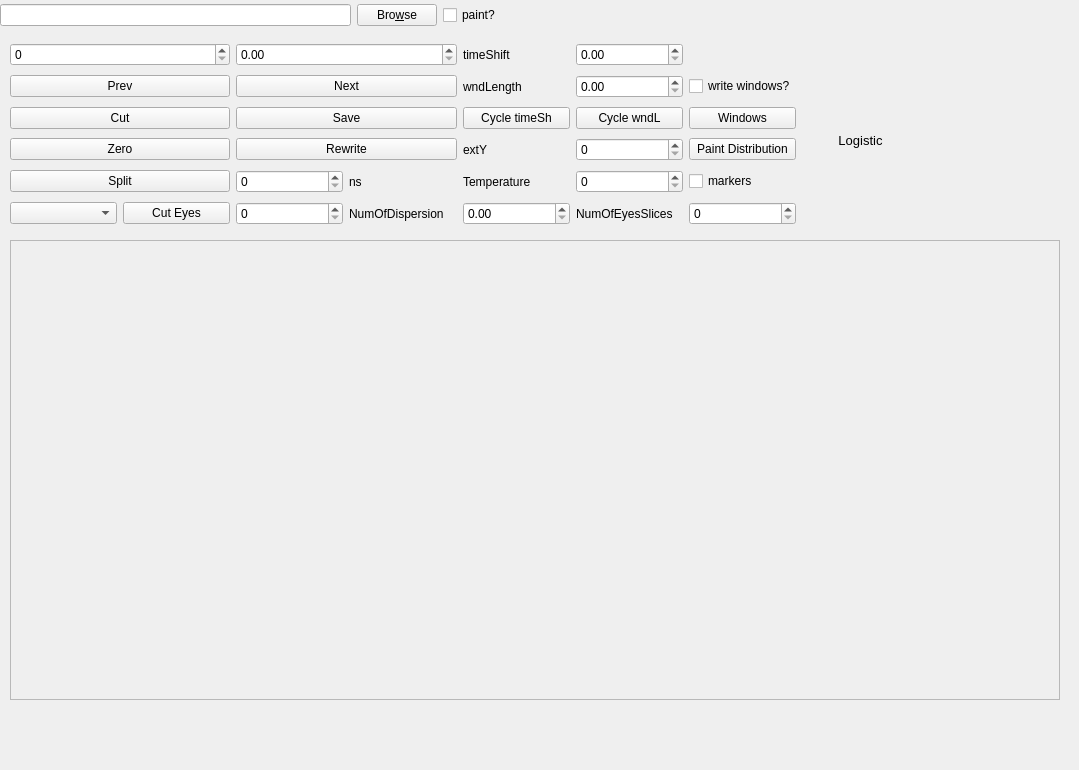
Qt form cut.ui (ArtfulVampire/SecondGUIrepo) before a commit.
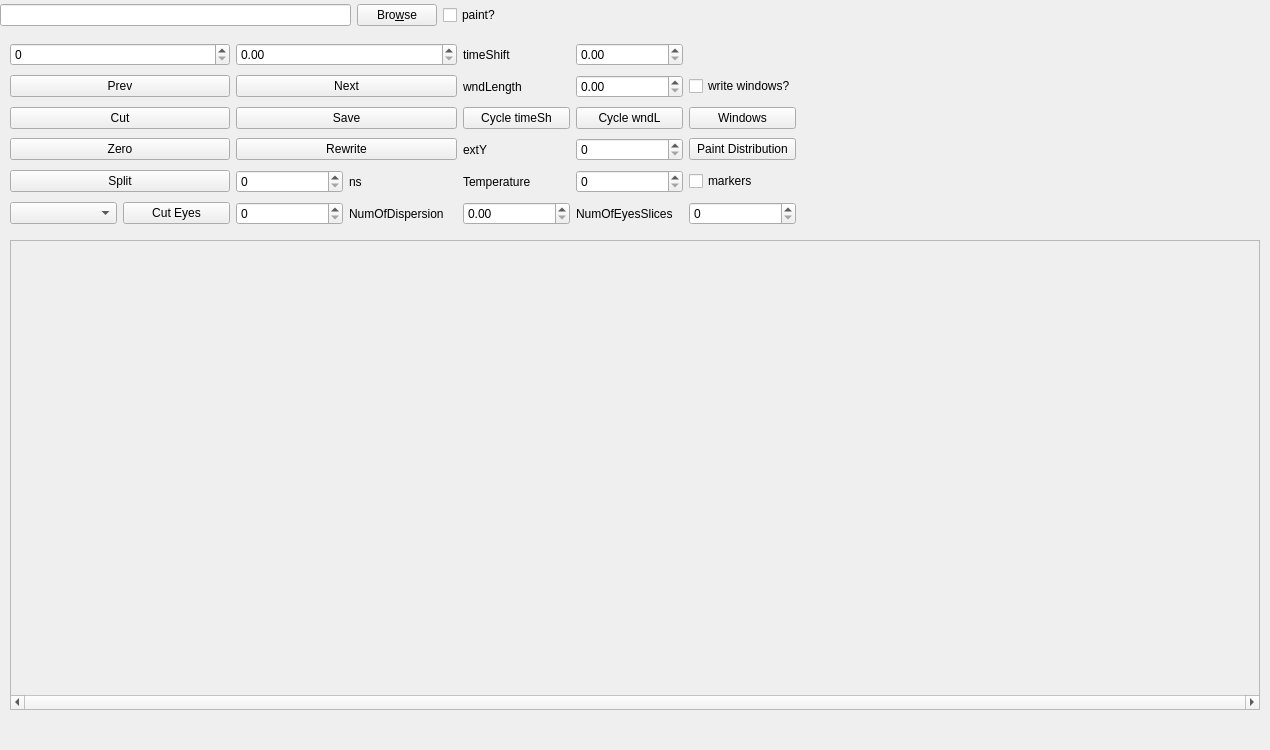
The same form after that commit.

```diff
--- a/cut.ui
+++ b/cut.ui
@@ -6,36 +6,19 @@
    <rect>
     <x>0</x>
     <y>0</y>
-    <width>1079</width>
-    <height>770</height>
+    <width>1270</width>
+    <height>750</height>
    </rect>
   </property>
   <property name="minimumSize">
    <size>
-    <width>0</width>
-    <height>770</height>
+    <width>800</width>
+    <height>750</height>
    </size>
   </property>
   <property name="windowTitle">
    <string>Form</string>
   </property>
-  <widget class="QLabel" name="label_7">
-   <property name="geometry">
-    <rect>
-     <x>690</x>
-     <y>20</y>
-     <width>341</width>
-     <height>241</height>
-    </rect>
-   </property>
-   <property name="text">
-    <string>&lt;!DOCTYPE HTML PUBLIC &quot;-//W3C//DTD HTML 4.0//EN&quot; &quot;http://www.w3.org/TR/REC-html40/strict.dtd&quot;&gt;
-&lt;html&gt;&lt;head&gt;&lt;meta name=&quot;qrichtext&quot; content=&quot;1&quot; /&gt;&lt;style type=&quot;text/css&quot;&gt;
-p, li { white-space: pre-wrap; }
-&lt;/style&gt;&lt;/head&gt;&lt;body style=&quot; font-family:'Sans'; font-size:10pt; font-weight:400; font-style:normal;&quot;&gt;
-&lt;p align=&quot;center&quot; style=&quot; margin-top:0px; margin-bottom:0px; margin-left:0px; margin-right:0px; -qt-block-indent:0; text-indent:0px;&quot;&gt;Logistic&lt;/p&gt;&lt;/body&gt;&lt;/html&gt;</string>
-   </property>
-  </widget>
   <widget class="QWidget" name="layoutWidget">
    <property name="geometry">
     <rect>
@@ -246,20 +229,41 @@
     <rect>
      <x>10</x>
      <y>240</y>
-     <width>1050</width>
-     <height>460</height>
+     <width>1250</width>
+     <height>470</height>
     </rect>
    </property>
+   <property name="sizePolicy">
+    <sizepolicy hsizetype="Expanding" vsizetype="Ignored">
+     <horstretch>0</horstretch>
+     <verstretch>0</verstretch>
+    </sizepolicy>
+   </property>
+   <property name="baseSize">
+    <size>
+     <width>0</width>
+     <height>0</height>
+    </size>
+   </property>
+   <property name="horizontalScrollBarPolicy">
+    <enum>Qt::ScrollBarAlwaysOn</enum>
+   </property>
+   <property name="sizeAdjustPolicy">
+    <enum>QAbstractScrollArea::AdjustIgnored</enum>
+   </property>
    <property name="widgetResizable">
     <bool>true</bool>
    </property>
+   <property name="alignment">
+    <set>Qt::AlignJustify|Qt::AlignVCenter</set>
+   </property>
    <widget class="QWidget" name="scrollAreaWidgetContents">
     <property name="geometry">
      <rect>
       <x>0</x>
       <y>0</y>
-      <width>1048</width>
-      <height>458</height>
+      <width>1248</width>
+      <height>454</height>
      </rect>
     </property>
    </widget>
```
